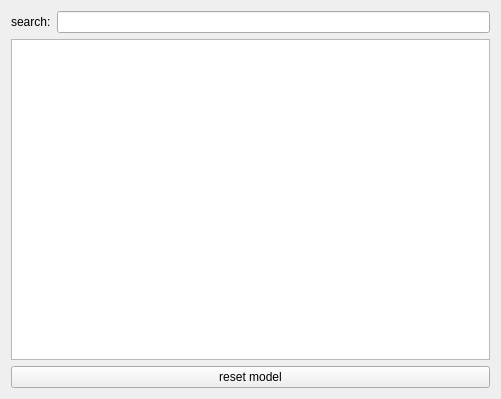
Ulle84/UllesSourceCode, file TreeEdit/TreeEdit.ui: the form before one commit.
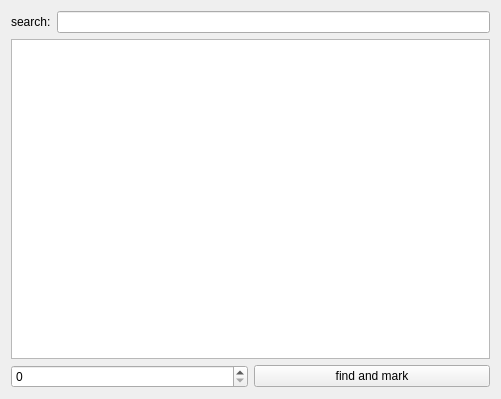
The form after the commit.

```diff
--- a/TreeEdit/TreeEdit.ui
+++ b/TreeEdit/TreeEdit.ui
@@ -36,11 +36,22 @@
     </widget>
    </item>
    <item>
+    <layout class="QHBoxLayout" name="horizontalLayout_2">
+     <item>
+      <widget class="QSpinBox" name="spinBox">
+       <property name="maximum">
+        <number>999999</number>
+       </property>
+      </widget>
+     </item>
+     <item>
     <widget class="QPushButton" name="pushButton">
      <property name="text">
-      <string>reset model</string>
-     </property>
-    </widget>
+        <string>find and mark</string>
+       </property>
+      </widget>
+     </item>
+    </layout>
    </item>
   </layout>
  </widget>
```
Lines whose indentation alone changed are shown as unchanged.
